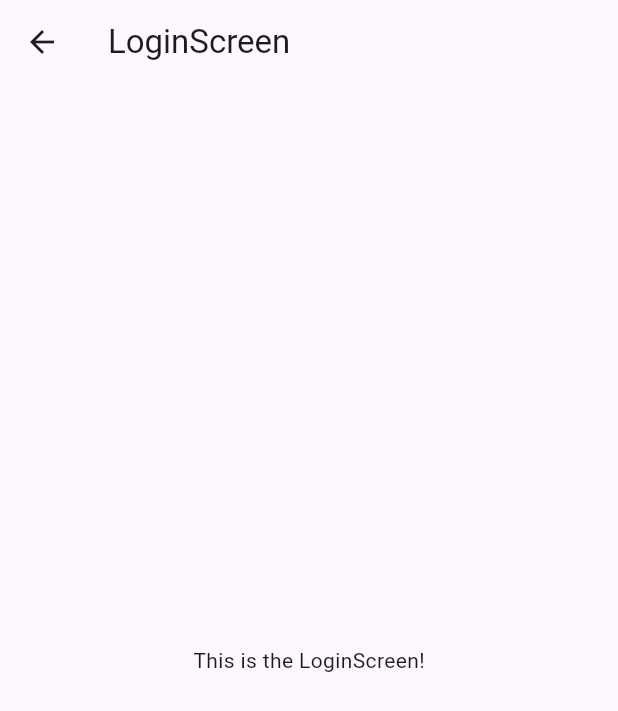
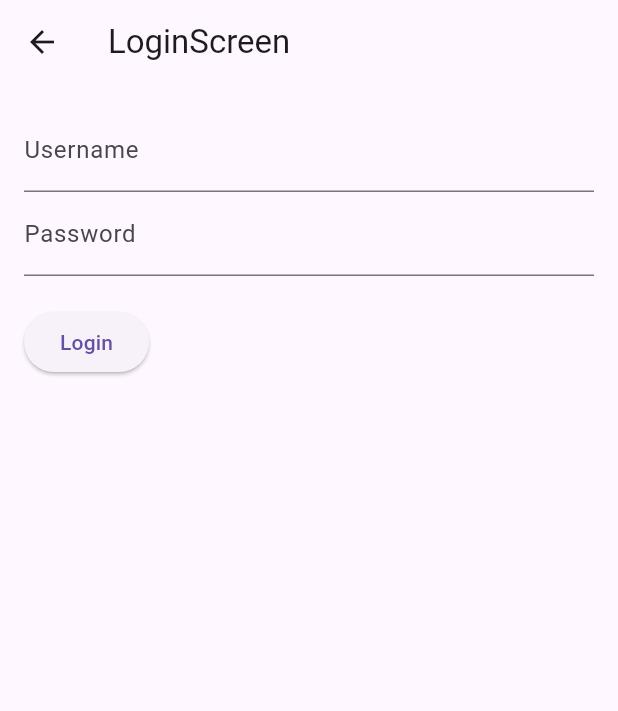
Before and after one commit to NV-Phong/PingMe, a Flutter app: the LoginScreen screen opened by its route, on a phone screen of 412 x 824 dp. Shown: the top 711 px of the screen. Run offline on Flutter 3.47's test engine with Material 3 defaults, Android fonts, the light colour scheme and no system bars; our stand-ins replace dio, flutter_dotenv, flutter_secure_storage, fluttertoast; accounts and stored records are empty.

Commit message:
FEAT - login

```diff
--- a/lib/layout/navigationbar.dart
+++ b/lib/layout/navigationbar.dart
@@ -1,5 +1,5 @@
 import 'package:flutter/material.dart';
-import 'package:pingme/screens/blank_screen.dart';
+import 'package:pingme/screens/beta/home_screen.dart';
 import 'package:pingme/screens/env_screen.dart';
 import 'package:pingme/screens/test_api_screen.dart';
 
@@ -14,10 +14,9 @@ class _NavigationState extends State<Navigation> {
   int currentPageIndex = 0;
 
   final List<Widget> pages = [
-    const BlankScreen(),
+    const HomeScreen(),
     const EnviromentVariable(),
     const TestAPIScreen(),
-    // const Center(child: Text('Messages Page')),
   ];
 
   @override
--- a/lib/routes/home_route.dart
+++ b/lib/routes/home_route.dart
@@ -1,5 +1,6 @@
 import 'package:flutter/material.dart';
 import 'package:pingme/layout/layout.dart';
+import 'package:pingme/screens/beta/home_screen.dart';
 import 'package:pingme/screens/beta/login_screen.dart';
 import 'package:pingme/screens/beta/register_screen.dart';
 import 'package:pingme/screens/env_screen.dart';
@@ -11,6 +12,7 @@ class HomeRoutes {
     '/': (context) => const SplashScreen(),
     '/auth/login': (context) => const LoginScreen(),
     '/auth/register': (context) => const RegisterScreen(),
+    '/home': (context) => const Layout(body: HomeScreen()),
     '/testAPI': (context) => const Layout(body: TestAPIScreen()),
     '/enviroment-variable': (context) =>
         const Layout(body: EnviromentVariable()),
--- a/lib/screens/beta/login_screen.dart
+++ b/lib/screens/beta/login_screen.dart
@@ -1,4 +1,7 @@
 import 'package:flutter/material.dart';
+import 'package:fluttertoast/fluttertoast.dart';
+import 'package:pingme/services/dto/login_dto.dart';
+import 'package:pingme/services/login_api.dart';
 
 class LoginScreen extends StatefulWidget {
   const LoginScreen({super.key});
@@ -8,14 +11,55 @@ class LoginScreen extends StatefulWidget {
 }
 
 class _LoginScreenState extends State<LoginScreen> {
+  final List<TextEditingController> _controllers = [
+    TextEditingController(),
+    TextEditingController(),
+  ];
+  final LoginAPI _loginAPI = LoginAPI();
+
+  Future<void> _login() async {
+    final fields = {
+      'Username': _controllers[0].text,
+      'Password': _controllers[1].text,
+    };
+
+    if (fields.values.any((field) => field.isEmpty)) {
+      Fluttertoast.showToast(msg: 'Vui lòng điền đầy đủ thông tin');
+      return;
+    }
+
+    await _loginAPI.loginUser(
+      context,
+      LoginDTO(
+        username: fields['Username']!,
+        password: fields['Password']!,
+      ),
+    );
+  }
+
   @override
   Widget build(BuildContext context) {
+    final labels = ['Username', 'Password'];
+
     return Scaffold(
-      appBar: AppBar(
-        title: const Text('LoginScreen'),
-      ),
-      body: const Center(
-        child: Text('This is the LoginScreen!'),
+      appBar: AppBar(title: const Text('LoginScreen')),
+      body: Padding(
+        padding: const EdgeInsets.all(16.0),
+        child: Column(
+          crossAxisAlignment: CrossAxisAlignment.start,
+          children: [
+            ...List.generate(
+              2,
+              (index) => TextField(
+                controller: _controllers[index],
+                decoration: InputDecoration(labelText: labels[index]),
+                obscureText: labels[index] == 'Password',
+              ),
+            ),
+            const SizedBox(height: 20),
+            ElevatedButton(onPressed: _login, child: const Text('Login')),
+          ],
+        ),
       ),
     );
   }
--- a/lib/screens/splash_screen.dart
+++ b/lib/screens/splash_screen.dart
@@ -22,7 +22,7 @@ class _SplashScreenState extends State<SplashScreen> {
             const SizedBox(height: 20),
             ElevatedButton(
               onPressed: () {
-                Navigator.pushNamed(context, '/auth/register');
+                Navigator.pushNamed(context, '/auth/login');
               },
               child: const Text('Get Started'),
             ),
--- /dev/null
+++ b/lib/services/dto/login_dto.dart
@@ -0,0 +1,13 @@
+class LoginDTO {
+  final String username, password;
+
+  LoginDTO({
+    required this.username,
+    required this.password,
+  });
+
+  Map<String, dynamic> toJson() => {
+        'username': username,
+        'password': password,
+      };
+}
--- a/pubspec.yaml
+++ b/pubspec.yaml
@@ -17,6 +17,7 @@ dependencies:
    fluttertoast: ^8.2.10
    logger: ^2.5.0
    http: ^1.2.2
+   flutter_secure_storage: ^9.2.2
 
 dev_dependencies:
    flutter_test:
```
Also changed, not shown: lib/config/token_storage.dart (added, +40 -0 lines), lib/screens/beta/home_screen.dart (added, +52 -0 lines), lib/services/login_api.dart (added, +31 -0 lines), pubspec.lock, 5 other files.
